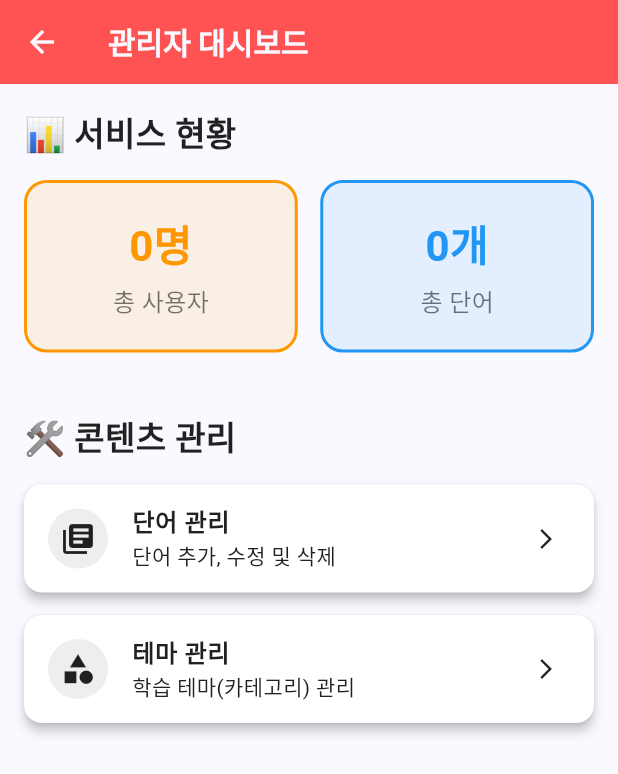
After one commit to top0032/VocaMate_Graduation_Project, a Flutter app: the AdminScreen screen opened directly, on a phone screen of 412 x 824 dp. The commit adds this screen. Shown: the top 774 px of the screen. Run offline on Flutter 3.47's test engine with Material 3 defaults, Android fonts, the phone set to English and light mode, and no system bars; our stand-ins replace cloud_firestore, csv, file_picker, firebase_auth, firebase_core, flutter_dotenv and 1 more; accounts and stored records are empty; Roboto replaces fonts that are missing (Pretendard).

```diff
--- /dev/null
+++ b/lib/screens/admin/admin_screen.dart
@@ -0,0 +1,159 @@
+import 'package:flutter/material.dart';
+import 'package:cloud_firestore/cloud_firestore.dart';
+import 'manage_words_screen.dart';
+import 'manage_themes_screen.dart';
+
+class AdminScreen extends StatefulWidget {
+  const AdminScreen({super.key});
+
+  @override
+  State<AdminScreen> createState() => _AdminScreenState();
+}
+
+class _AdminScreenState extends State<AdminScreen> {
+  int _userCount = 0;
+  int _wordCount = 0;
+
+  @override
+  void initState() {
+    super.initState();
+    _loadStats();
+  }
+
+  // 💡 대시보드용 통계 데이터 로드 (문서 개수 세기)
+  Future<void> _loadStats() async {
+    // 참고: 실제 서비스에서는 카운터용 별도 문서를 두는 것이 비용 효율적입니다.
+    // 여기서는 졸업작품 규모이므로 직접 count를 가져옵니다.
+    final userSnapshot = await FirebaseFirestore.instance
+        .collection('users')
+        .count()
+        .get();
+    final wordSnapshot = await FirebaseFirestore.instance
+        .collection('words')
+        .count()
+        .get();
+
+    if (mounted) {
+      setState(() {
+        _userCount = userSnapshot.count ?? 0;
+        _wordCount = wordSnapshot.count ?? 0;
+      });
+    }
+  }
+
+  @override
+  Widget build(BuildContext context) {
+    return Scaffold(
+      appBar: AppBar(
+        title: const Text('관리자 대시보드'),
+        backgroundColor: Colors.redAccent,
+        foregroundColor: Colors.white,
+      ),
+      body: SingleChildScrollView(
+        padding: const EdgeInsets.all(16.0),
+        child: Column(
+          crossAxisAlignment: CrossAxisAlignment.start,
+          children: [
+            const Text(
+              '📊 서비스 현황',
+              style: TextStyle(fontSize: 22, fontWeight: FontWeight.bold),
+            ),
+            const SizedBox(height: 15),
+            Row(
+              children: [
+                _buildStatCard('총 사용자', '$_userCount명', Colors.orange),
+                const SizedBox(width: 15),
+                _buildStatCard('총 단어', '$_wordCount개', Colors.blue),
+              ],
+            ),
+            const SizedBox(height: 40),
+            const Text(
+              '🛠️ 콘텐츠 관리',
+              style: TextStyle(fontSize: 22, fontWeight: FontWeight.bold),
+            ),
+            const SizedBox(height: 15),
+
+            _buildMenuTile(
+              icon: Icons.library_books,
+              title: '단어 관리',
+              subtitle: '단어 추가, 수정 및 삭제',
+              onTap: () {
+                Navigator.push(
+                  context,
+                  MaterialPageRoute(
+                    builder: (context) => const ManageWordsScreen(),
+                  ),
+                );
+              },
+            ),
+            _buildMenuTile(
+              icon: Icons.category,
+              title: '테마 관리',
+              subtitle: '학습 테마(카테고리) 관리',
+              onTap: () {
+                Navigator.push(
+                  context,
+                  MaterialPageRoute(
+                    builder: (context) => const ManageThemesScreen(),
+                  ),
+                );
+              },
+            ),
+          ],
+        ),
+      ),
+    );
+  }
+
+  Widget _buildStatCard(String title, String count, Color color) {
+    return Expanded(
+      child: Container(
+        padding: const EdgeInsets.all(20),
+        decoration: BoxDecoration(
+          color: color.withOpacity(0.1),
+          borderRadius: BorderRadius.circular(15),
+          border: Border.all(color: color, width: 2),
+        ),
+        child: Column(
+          children: [
+            Text(
+              count,
+              style: TextStyle(
+                fontSize: 28,
+                fontWeight: FontWeight.bold,
+                color: color,
+              ),
+            ),
+            const SizedBox(height: 5),
+            Text(
+              title,
+              style: const TextStyle(fontSize: 16, color: Colors.black54),
+            ),
+          ],
+        ),
+      ),
+    );
+  }
+
+  Widget _buildMenuTile({
+    required IconData icon,
+    required String title,
+    required String subtitle,
+    required VoidCallback onTap,
+  }) {
+    return Card(
+      margin: const EdgeInsets.only(bottom: 15),
+      elevation: 3,
+      child: ListTile(
+        leading: CircleAvatar(
+          backgroundColor: Colors.grey.shade200,
+          child: Icon(icon, color: Colors.black87),
+        ),
+        title: Text(title, style: const TextStyle(fontWeight: FontWeight.bold)),
+        subtitle: Text(subtitle),
+        trailing: const Icon(Icons.arrow_forward_ios, size: 16),
+        onTap: onTap,
+      ),
+    );
+  }
+}
```
Also changed, not shown: lib/screens/admin/manage_themes_screen.dart (added, +116 -0 lines), lib/screens/admin/manage_words_screen.dart (added, +142 -0 lines), lib/screens/learning_screen.dart (+58 -110 lines), lib/screens/main_screen.dart (+72 -12 lines), 3 other files.
